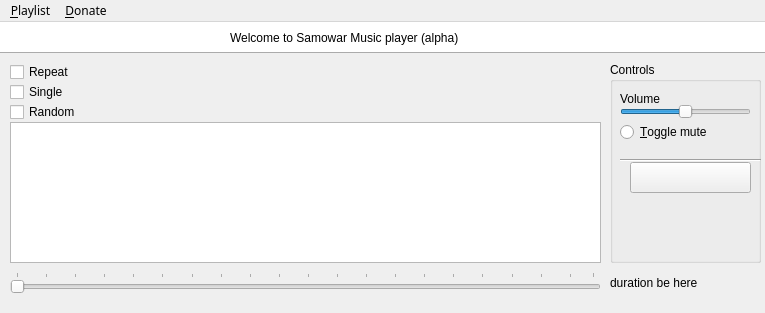
First picture: the form in mainwindow.ui, repository flyboy14/SamowarMP, before the edit.
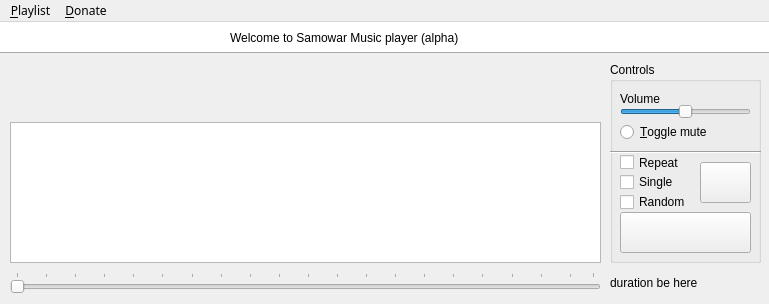
Second picture: the form after the edit. Icons and pictures are not drawn.

What changed in the file:
```diff
--- a/mainwindow.ui
+++ b/mainwindow.ui
@@ -6,8 +6,8 @@
    <rect>
     <x>0</x>
     <y>0</y>
-    <width>765</width>
-    <height>313</height>
+    <width>769</width>
+    <height>304</height>
    </rect>
   </property>
   <property name="windowTitle">
@@ -272,10 +272,10 @@
     <widget class="Line" name="line">
      <property name="geometry">
       <rect>
-       <x>10</x>
-       <y>90</y>
-       <width>141</width>
-       <height>16</height>
+       <x>0</x>
+       <y>80</y>
+       <width>151</width>
+       <height>20</height>
       </rect>
      </property>
      <property name="orientation">
@@ -285,10 +285,10 @@
     <widget class="QPushButton" name="button_clearPlaylist">
      <property name="geometry">
       <rect>
-       <x>20</x>
-       <y>140</y>
-       <width>121</width>
-       <height>51</height>
+       <x>10</x>
+       <y>150</y>
+       <width>131</width>
+       <height>41</height>
       </rect>
      </property>
      <property name="cursor">
@@ -306,21 +306,69 @@
      </property>
      <property name="iconSize">
       <size>
-       <width>64</width>
-       <height>64</height>
+       <width>32</width>
+       <height>32</height>
       </size>
      </property>
      <property name="flat">
-      <bool>true</bool>
+      <bool>false</bool>
+     </property>
+    </widget>
+    <widget class="QCheckBox" name="checkBox_random">
+     <property name="geometry">
+      <rect>
+       <x>10</x>
+       <y>130</y>
+       <width>81</width>
+       <height>20</height>
+      </rect>
+     </property>
+     <property name="toolTip">
+      <string>&lt;html&gt;&lt;head/&gt;&lt;body&gt;&lt;p&gt;Toggle shuffle&lt;/p&gt;&lt;/body&gt;&lt;/html&gt;</string>
+     </property>
+     <property name="text">
+      <string>Random</string>
+     </property>
+    </widget>
+    <widget class="QCheckBox" name="checkBox_repeat">
+     <property name="geometry">
+      <rect>
+       <x>10</x>
+       <y>90</y>
+       <width>71</width>
+       <height>21</height>
+      </rect>
+     </property>
+     <property name="toolTip">
+      <string>&lt;html&gt;&lt;head/&gt;&lt;body&gt;&lt;p&gt;Toggle playlist repeat&lt;/p&gt;&lt;/body&gt;&lt;/html&gt;</string>
+     </property>
+     <property name="text">
+      <string>Repeat</string>
+     </property>
+    </widget>
+    <widget class="QCheckBox" name="checkBox_single">
+     <property name="geometry">
+      <rect>
+       <x>10</x>
+       <y>110</y>
+       <width>71</width>
+       <height>20</height>
+      </rect>
+     </property>
+     <property name="toolTip">
+      <string>&lt;html&gt;&lt;head/&gt;&lt;body&gt;&lt;p&gt;Toggle single song repeat&lt;/p&gt;&lt;/body&gt;&lt;/html&gt;</string>
+     </property>
+     <property name="text">
+      <string>Single</string>
      </property>
     </widget>
     <widget class="QPushButton" name="deleteCurrentTrack">
      <property name="geometry">
       <rect>
-       <x>20</x>
+       <x>90</x>
        <y>100</y>
-       <width>121</width>
-       <height>31</height>
+       <width>51</width>
+       <height>41</height>
       </rect>
      </property>
      <property name="toolTip">
@@ -540,45 +588,6 @@
      <number>5</number>
     </property>
    </widget>
-   <widget class="QCheckBox" name="checkBox_random">
-    <property name="geometry">
-     <rect>
-      <x>10</x>
-      <y>80</y>
-      <width>85</width>
-      <height>20</height>
-     </rect>
-    </property>
-    <property name="text">
-     <string>Random</string>
-    </property>
-   </widget>
-   <widget class="QCheckBox" name="checkBox_repeat">
-    <property name="geometry">
-     <rect>
-      <x>10</x>
-      <y>40</y>
-      <width>85</width>
-      <height>20</height>
-     </rect>
-    </property>
-    <property name="text">
-     <string>Repeat</string>
-    </property>
-   </widget>
-   <widget class="QCheckBox" name="checkBox_single">
-    <property name="geometry">
-     <rect>
-      <x>10</x>
-      <y>60</y>
-      <width>85</width>
-      <height>20</height>
-     </rect>
-    </property>
-    <property name="text">
-     <string>Single</string>
-    </property>
-   </widget>
    <zorder>currentTrack_progressBar</zorder>
    <zorder>button_play</zorder>
    <zorder>button_stop</zorder>
@@ -598,7 +607,7 @@
     <rect>
      <x>0</x>
      <y>0</y>
-     <width>765</width>
+     <width>769</width>
      <height>17</height>
     </rect>
    </property>
```
Left out of the diff: 11 changed lines with no effect on the pictures.
